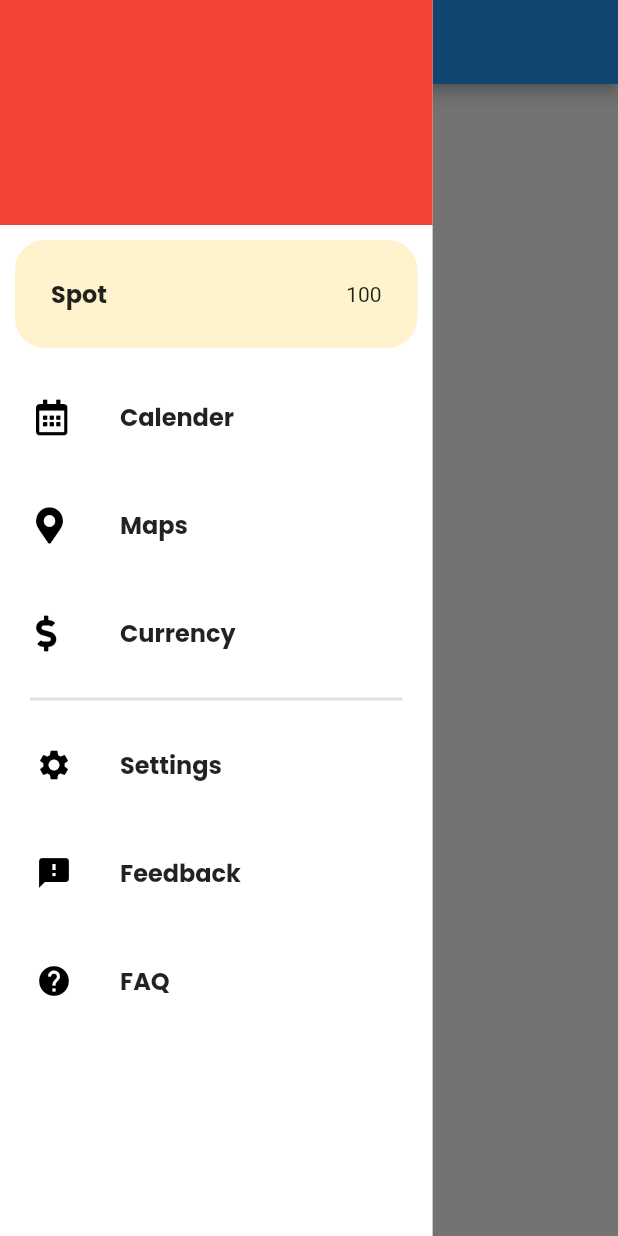
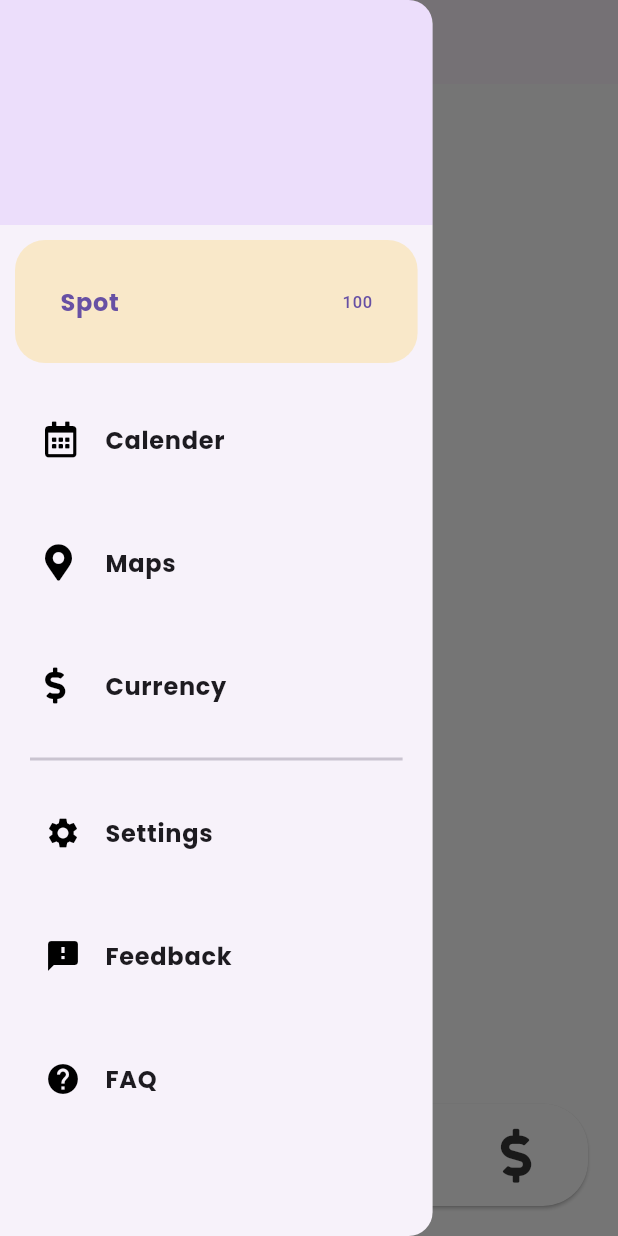
Before and after one commit to Nuradic/madd, a Flutter app: the screen it shows after launch, with the side drawer open, on a phone screen of 412 x 824 dp. Run offline on Flutter 3.47's test engine with Material 2 defaults, Android fonts, the light colour scheme and no system bars; our stand-ins replace font_awesome_flutter, get, google_fonts, sticky_headers.

Commit message:
Calenderize

```diff
--- /dev/null
+++ b/l10n.yaml
@@ -0,0 +1,3 @@
+arb-dir: lib/l10n
+template-arb-file: app_en.arb
+output-localization-file: app_localizations.dart
--- /dev/null
+++ b/lib/components/navbar.dart
@@ -0,0 +1,69 @@
+import 'package:flutter/material.dart';
+import 'package:font_awesome_flutter/font_awesome_flutter.dart';
+import 'package:get/get.dart';
+import 'package:madd/controllers/navigation_controller.dart';
+
+class NavBar extends StatelessWidget {
+  NavBar({super.key});
+  final navController = Get.find<NavigationController>();
+
+  @override
+  Widget build(BuildContext context) {
+    return Card(
+      margin: const EdgeInsets.all(20),
+      color: const Color(0xFFFFFFFF),
+      shape: RoundedRectangleBorder(
+        borderRadius: BorderRadius.circular(30),
+      ),
+      child: Padding(
+        padding: const EdgeInsets.all(10),
+        child: Row(
+          mainAxisAlignment: MainAxisAlignment.spaceBetween,
+          children: [
+            getNavItem(icon: Icons.home, index: 0),
+            getNavItem(icon: FontAwesomeIcons.calendarAlt, index: 1),
+            getNavItem(icon: FontAwesomeIcons.mapMarkerAlt, index: 2),
+            getNavItem(icon: FontAwesomeIcons.dollarSign, index: 3),
+          ],
+        ),
+      ),
+    );
+  }
+
+  Widget getNavItem({required IconData icon, int? index}) {
+    return GestureDetector(
+      onTap: () {
+        navController.setSelected(index!);
+        switch (index) {
+          case 1:
+            Get.toNamed("/calender");
+        }
+      },
+      child: GetBuilder<NavigationController>(builder: (context) {
+        return InkWell(
+          child: Container(
+            height: 48,
+            width: 76,
+            decoration: BoxDecoration(
+              color: navController.selected == index
+                  ? const Color(0xFFE8DEF8)
+                  : null,
+              borderRadius: BorderRadius.circular(32),
+            ),
+            child: Center(
+              child: FaIcon(
+                icon,
+                color: MaterialStateColor.resolveWith(
+                  (states) => navController.selected == index
+                      ? const Color(0xFF6750A4).withAlpha(170)
+                      : Colors.black.withAlpha(200),
+                ),
+                size: 36,
+              ),
+            ),
+          ),
+        );
+      }),
+    );
+  }
+}
--- /dev/null
+++ b/lib/components/sidebar.dart
@@ -0,0 +1,101 @@
+import 'package:flutter/material.dart' hide DrawerController;
+import 'package:font_awesome_flutter/font_awesome_flutter.dart';
+import 'package:get/get.dart';
+import 'package:google_fonts/google_fonts.dart';
+import 'package:madd/controllers/navigation_controller.dart';
+
+class SideBar extends StatelessWidget {
+  SideBar({super.key});
+
+  final drawerController = Get.find<NavigationController>();
+  Widget getNavItem(
+      {IconData? icon, required String text, String? trailer, int? index}) {
+    return GetBuilder<NavigationController>(builder: (context) {
+      return Card(
+        elevation: 0,
+        color: MaterialStateColor.resolveWith(
+          (states) {
+            return drawerController.selected == index && index != 0
+                ? const Color(0xFFE8DEF8)
+                : Colors.transparent;
+          },
+        ),
+        margin: const EdgeInsets.only(left: 10, right: 10, top: 5, bottom: 5),
+        child: ListTile(
+          shape: RoundedRectangleBorder(
+            borderRadius: BorderRadius.circular(10),
+          ),
+          onTap: () {
+            drawerController.setSelected(index!);
+            Get.back();
+          },
+          contentPadding:
+              const EdgeInsets.only(top: 8, bottom: 8, left: 20, right: 20),
+          selected: drawerController.selected == index,
+          leading: icon == null
+              ? null
+              : FaIcon(
+                  icon,
+                  color: MaterialStateColor.resolveWith(
+                    (states) => drawerController.selected == index
+                        ? const Color(0xFF6750A4)
+                        : Colors.black,
+                  ),
+                ),
+          title: Text(
+            text,
+            style:
+                GoogleFonts.poppins(fontSize: 16, fontWeight: FontWeight.bold),
+          ),
+          trailing: trailer == null ? null : Text(trailer),
+        ),
+      );
+    });
+  }
+
+  @override
+  Widget build(BuildContext context) {
+    return Drawer(
+        width: MediaQuery.of(context).size.width * 0.7,
+        child: SingleChildScrollView(
+          child: Column(
+            children: [
+              Container(
+                color: const Color(0xFF9747FF).withAlpha(30),
+                height: 150,
+              ),
+              Container(
+                margin: const EdgeInsets.all(10),
+                decoration: BoxDecoration(
+                  color: Colors.amber.withOpacity(0.2),
+                  borderRadius: BorderRadius.circular(20),
+                ),
+                child: getNavItem(text: "Spot", trailer: "100", index: 0),
+              ),
+              getNavItem(
+                  icon: FontAwesomeIcons.calendarAlt,
+                  text: "Calender",
+                  index: 1),
+              getNavItem(
+                  icon: FontAwesomeIcons.mapMarkerAlt, text: "Maps", index: 2),
+              getNavItem(
+                  icon: FontAwesomeIcons.dollarSign,
+                  text: "Currency",
+                  index: 3),
+              Container(
+                margin: const EdgeInsets.only(
+                  left: 20,
+                  right: 20,
+                ),
+                child: const Divider(
+                  thickness: 2,
+                ),
+              ),
+              getNavItem(icon: Icons.settings, text: "Settings", index: 4),
+              getNavItem(icon: Icons.feedback, text: "Feedback", index: 5),
+              getNavItem(icon: Icons.help, text: "FAQ", index: 6),
+            ],
+          ),
+        ));
+  }
+}
--- /dev/null
+++ b/lib/controllers/calander_controller.dart
@@ -0,0 +1,3 @@
+import 'package:get/get.dart';
+
+class CalanderController extends GetxController {}
--- /dev/null
+++ b/lib/controllers/navigation_controller.dart
@@ -0,0 +1,10 @@
+import 'package:get/get.dart';
+
+class NavigationController extends GetxController {
+  int selected = 0;
+
+  setSelected(int a) {
+    selected = a;
+    update();
+  }
+}
--- /dev/null
+++ b/lib/l10n/app_en.arb
@@ -0,0 +1,6 @@
+{
+  "helloWorld": "Hello World!",
+  "@helloWorld": {
+    "description": "The conventional newborn programmer greeting"
+  }
+}
--- a/lib/main.dart
+++ b/lib/main.dart
@@ -1,5 +1,9 @@
 import 'package:flutter/material.dart';
+import 'package:get/get.dart';
+import 'package:madd/bindings.dart';
+import 'package:madd/view/calender.dart';
 import 'package:madd/view/home.dart';
+import 'package:madd/view/themes.dart';
 
 void main() {
   runApp(
@@ -12,6 +16,24 @@ class TourBase extends StatelessWidget {
 
   @override
   Widget build(BuildContext context) {
-    return const MaterialApp(home: Home());
+    return GetMaterialApp(
+      debugShowCheckedModeBanner: false,
+      getPages: [
+        GetPage(
+          name: "/home",
+          page: () => const Home(),
+          bindings: [DrawerBindings()],
+        ),
+        GetPage(
+          name: "/calender",
+          page: () => const Calander(),
+          bindings: [CalanderBindings()],
+        ),
+      ],
+      initialRoute: '/home',
+      themeMode: ThemeMode.light,
+      theme: lightTheme,
+      darkTheme: darkTheme,
+    );
   }
 }
--- a/lib/view/home.dart
+++ b/lib/view/home.dart
@@ -1,6 +1,6 @@
 import 'package:flutter/material.dart';
-import 'package:font_awesome_flutter/font_awesome_flutter.dart';
-import 'package:google_fonts/google_fonts.dart';
+import 'package:madd/components/navbar.dart';
+import 'package:madd/components/sidebar.dart';
 
 class Home extends StatelessWidget {
   const Home({super.key});
@@ -9,64 +9,13 @@ class Home extends StatelessWidget {
   Widget build(BuildContext context) {
     return Scaffold(
       appBar: AppBar(
-        title: const Text("TourBase"),
+        title: const Text("Tour Ethiopia"),
       ),
-      drawer: Container(
-        color: Colors.white,
-        width: MediaQuery.of(context).size.width * 0.7,
-        child: Column(
-          children: [
-            Container(
-              color: Colors.red,
-              height: 150,
-            ),
-            Container(
-              margin: const EdgeInsets.all(10),
-              decoration: BoxDecoration(
-                color: Colors.amber.withOpacity(0.2),
-                borderRadius: BorderRadius.circular(20),
-              ),
-              child: getNavItem(text: "Spot", trailer: "100"),
-            ),
-            getNavItem(icon: FontAwesomeIcons.calendarAlt, text: "Calender"),
-            getNavItem(icon: FontAwesomeIcons.mapMarkerAlt, text: "Maps"),
-            getNavItem(icon: FontAwesomeIcons.dollarSign, text: "Currency"),
-            Container(
-              margin: const EdgeInsets.only(
-                left: 20,
-                right: 20,
-              ),
-              child: const Divider(
-                thickness: 2,
-              ),
-            ),
-            getNavItem(icon: Icons.settings, text: "Settings"),
-            getNavItem(icon: Icons.feedback, text: "Feedback"),
-            getNavItem(icon: Icons.help, text: "FAQ"),
-          ],
-        ),
-      ),
-    );
-  }
-
-  Widget getNavItem({IconData? icon, required String text, String? trailer}) {
-    return TextButton(
-      style: ButtonStyle(
-        shape: MaterialStateProperty.all<RoundedRectangleBorder>(
-          RoundedRectangleBorder(
-            borderRadius: BorderRadius.circular(20),
-          ),
-        ),
-      ),
-      onPressed: () {},
-      child: ListTile(
-        leading: icon == null ? null : FaIcon(icon, color: Colors.black),
-        title: Text(
-          text,
-          style: GoogleFonts.poppins(fontSize: 16, fontWeight: FontWeight.bold),
-        ),
-        trailing: trailer == null ? null : Text(trailer),
-      ),
+      // body: const Center(
+      //   child: NavBar(),
+      // ),
+      bottomNavigationBar: NavBar(),
+      drawer: SideBar(),
     );
   }
 }
--- a/lib/view/themes.dart
+++ b/lib/view/themes.dart
@@ -0,0 +1,24 @@
+import 'package:flutter/material.dart';
+
+get lightTheme {
+  // Color primary = const Color(0xFF9747FF);
+  ThemeData lightTheme = ThemeData(
+    primaryColor: const Color(0xFF6750A4),
+    appBarTheme: const AppBarTheme(
+        // backgroundColor: Color(0xFFE8DEF8),
+        ),
+    useMaterial3: true,
+    scaffoldBackgroundColor: Colors.white,
+  );
+  return lightTheme;
+}
+
+get darkTheme {
+  var p = const Color(0xFF0d1117);
+  ThemeData darkTheme = ThemeData(
+    primaryColor: p,
+    useMaterial3: true,
+    scaffoldBackgroundColor: const Color(0xFFE8DEF8),
+  );
+  return darkTheme;
+}
--- a/pubspec.yaml
+++ b/pubspec.yaml
@@ -42,6 +42,7 @@ dependencies:
   flutter_localizations:
     sdk: flutter
   intl: any
+  sticky_headers: ^0.3.0+2
 
 dev_dependencies:
   flutter_test:
@@ -63,6 +64,7 @@ flutter:
   # included with your application, so that you can use the icons in
   # the material Icons class.
   uses-material-design: true
+  generate: true
 
   # To add assets to your application, add an assets section, like this:
   # assets:
```
Also changed, not shown: lib/bindings.dart (added, +22 -0 lines), lib/view/calender.dart (added, +165 -0 lines), lib/view/navbar.dart (deleted, +0 -10 lines), lib/view/currency.dart (added), lib/view/map.dart (added), pubspec.lock.
